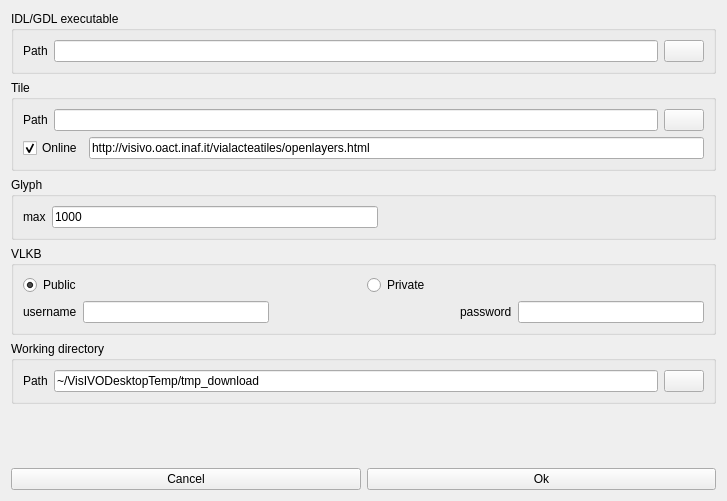
Before: the Qt Designer form Code/ui/settingform.ui in VisIVOLab/ViaLacteaVisualAnalytics, drawn with Qt 5.
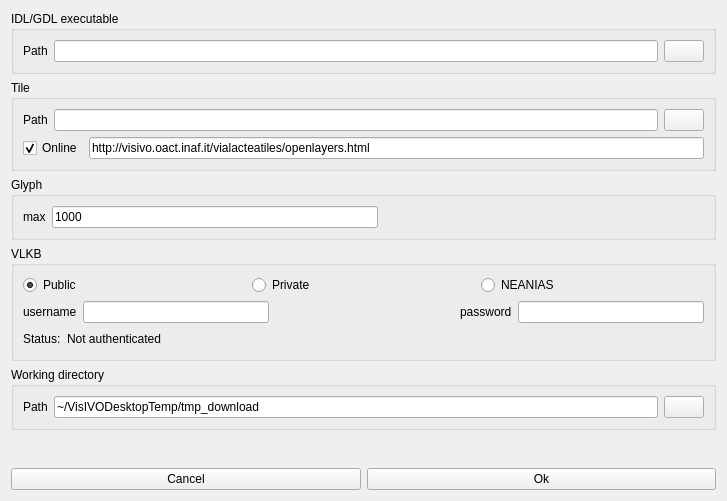
After: the same form once the commit is applied. Icons and pictures are not drawn.

Commit message: Added authentication through NEANIAS SSO

```diff
--- a/Code/ui/settingform.ui
+++ b/Code/ui/settingform.ui
@@ -160,6 +160,13 @@
           </property>
          </widget>
         </item>
+        <item>
+         <widget class="QRadioButton" name="neaniasVLKB_radioButton">
+          <property name="text">
+           <string>NEANIAS</string>
+          </property>
+         </widget>
+        </item>
        </layout>
       </item>
       <item>
@@ -203,6 +210,43 @@
         </item>
        </layout>
       </item>
+      <item>
+       <layout class="QHBoxLayout" name="neaniasStatusLayout">
+        <property name="sizeConstraint">
+         <enum>QLayout::SetMinimumSize</enum>
+        </property>
+        <item>
+         <widget class="QLabel" name="authLabel">
+          <property name="text">
+           <string>Status:</string>
+          </property>
+         </widget>
+        </item>
+        <item>
+         <widget class="QLabel" name="authStatusLabel">
+          <property name="text">
+           <string>Not authenticated</string>
+          </property>
+         </widget>
+        </item>
+        <item>
+         <spacer name="horizontalSpacer_3">
+          <property name="orientation">
+           <enum>Qt::Horizontal</enum>
+          </property>
+          <property name="sizeType">
+           <enum>QSizePolicy::MinimumExpanding</enum>
+          </property>
+          <property name="sizeHint" stdset="0">
+           <size>
+            <width>0</width>
+            <height>20</height>
+           </size>
+          </property>
+         </spacer>
+        </item>
+       </layout>
+      </item>
      </layout>
     </widget>
    </item>
```
The commit also changes 8 other files.
